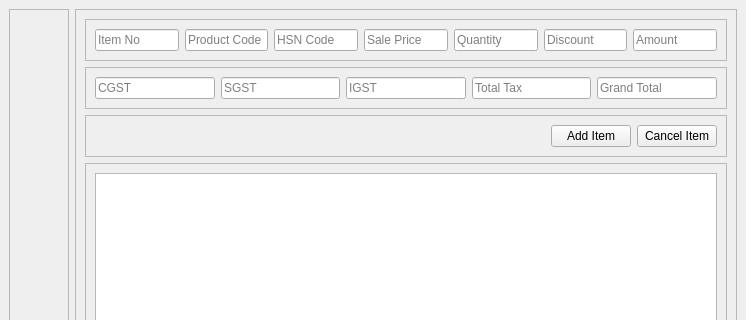
First picture: the form in UI/DesignerFiles/Dashboard.ui, repository naayifmuhammad/LocalShop_Connect, before the edit; both pictures show x 0 to 746 and y 0 to 320 of the 746 by 592 pixel window.
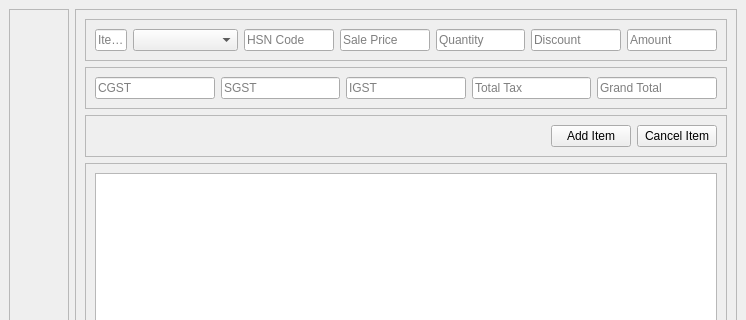
Second picture: the form after the edit. Icons and pictures are not drawn.

Commit message: lot more changes made to UI. Now working mainly on dashboard.py. Next job is to make the validation on add item part

Patch:
```diff
--- a/UI/DesignerFiles/Dashboard.ui
+++ b/UI/DesignerFiles/Dashboard.ui
@@ -293,13 +293,22 @@
              <layout class="QHBoxLayout" name="horizontalLayout_2">
               <item>
                <widget class="QLineEdit" name="itemNo">
+                <property name="maximumSize">
+                 <size>
+                  <width>50</width>
+                  <height>16777215</height>
+                 </size>
+                </property>
                 <property name="placeholderText">
                  <string>Item No</string>
                 </property>
+                <property name="editable" stdset="0">
+                 <bool>false</bool>
+                </property>
                </widget>
               </item>
               <item>
-               <widget class="QLineEdit" name="ProductCode">
+               <widget class="QComboBox" name="ProductCode">
                 <property name="placeholderText">
                  <string>Product Code</string>
                 </property>
@@ -310,6 +319,9 @@
                 <property name="placeholderText">
                  <string>HSN Code</string>
                 </property>
+                <property name="editable" stdset="0">
+                 <bool>false</bool>
+                </property>
                </widget>
               </item>
               <item>
@@ -317,6 +329,9 @@
                 <property name="placeholderText">
                  <string>Sale Price</string>
                 </property>
+                <property name="editable" stdset="0">
+                 <bool>false</bool>
+                </property>
                </widget>
               </item>
               <item>
@@ -327,6 +342,9 @@
                 <property name="placeholderText">
                  <string>Quantity</string>
                 </property>
+                <property name="editable" stdset="0">
+                 <bool>true</bool>
+                </property>
                </widget>
               </item>
               <item>
@@ -334,6 +352,9 @@
                 <property name="placeholderText">
                  <string>Discount</string>
                 </property>
+                <property name="editable" stdset="0">
+                 <bool>true</bool>
+                </property>
                </widget>
               </item>
               <item>
@@ -341,6 +362,12 @@
                 <property name="placeholderText">
                  <string>Amount</string>
                 </property>
+                <property name="editable" stdset="0">
+                 <bool>false</bool>
+                </property>
+                <property name="originalValue" stdset="0">
+                 <string/>
+                </property>
                </widget>
               </item>
              </layout>
```
Left out of the diff: 18 changed lines with no effect on the pictures. The commit also changes 34 other files.
